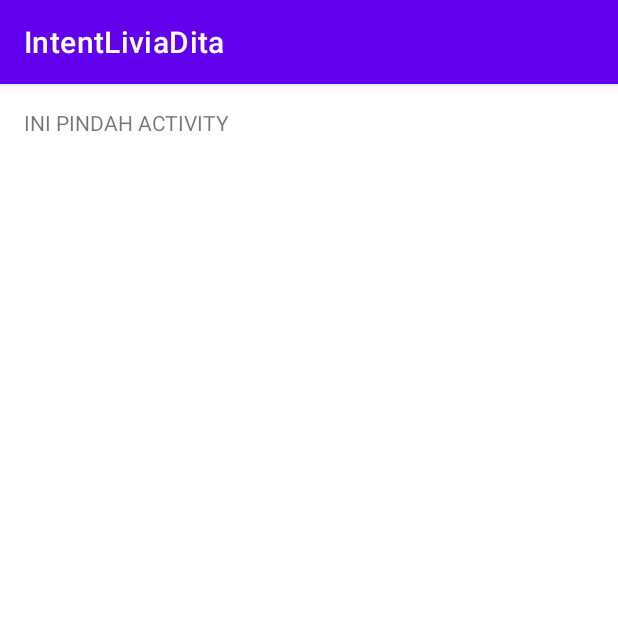
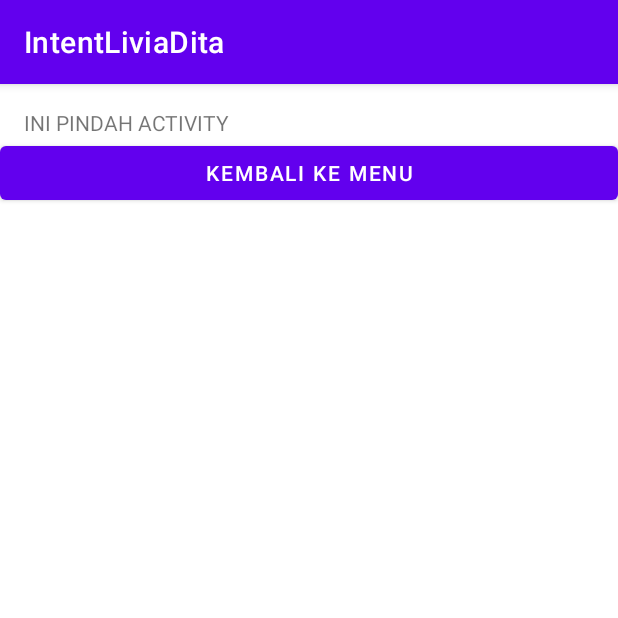
Before and after one commit to ErgiAr/IntentLiviaDita, an Android app: the screen it shows after launch (MoveActivity), after a tap on "PINDAH ACTIVITY", on a phone screen of 412 x 824 dp, the top half of it. Run offline under Robolectric (Android 15) with nearby library versions, the phone set to English and light mode, and no system bars.

Commit message:
Intent Livia Dita
Lanjutan latihan intent 4 button dan 1 text

```diff
--- a/app/src/main/AndroidManifest.xml
+++ b/app/src/main/AndroidManifest.xml
@@ -9,6 +9,9 @@
         android:roundIcon="@mipmap/ic_launcher_round"
         android:supportsRtl="true"
         android:theme="@style/Theme.IntentLiviaDita">
+        <activity
+            android:name=".MoveForResultActivity"
+            android:exported="false" />
         <activity
             android:name=".MoveWithDataActivity"
             android:exported="false" />
--- a/app/src/main/java/com/dita/intentliviadita/MainActivity.kt
+++ b/app/src/main/java/com/dita/intentliviadita/MainActivity.kt
@@ -1,14 +1,19 @@
 package com.dita.intentliviadita
 
 import android.content.Intent
+import android.net.Uri
 import androidx.appcompat.app.AppCompatActivity
 import android.os.Bundle
 import android.view.View
 import android.widget.Button
+import android.widget.TextView
 
 class MainActivity : AppCompatActivity(), View.OnClickListener {
     private lateinit var btnMoveActivity: Button
     private lateinit var btnMoveWithData: Button
+    private lateinit var btnDialNumber: Button
+    private lateinit var btnResultFromActivity: Button
+    private lateinit var tvResult: TextView
 
     override fun onCreate(savedInstanceState: Bundle?) {
         super.onCreate(savedInstanceState)
@@ -19,6 +24,15 @@ class MainActivity : AppCompatActivity(), View.OnClickListener {
 
         btnMoveWithData = findViewById(R.id.btn_move_with_data)
         btnMoveWithData.setOnClickListener(this)
+
+        btnDialNumber = findViewById(R.id.btn_dial_number)
+        btnDialNumber.setOnClickListener(this)
+
+        btnResultFromActivity = findViewById(R.id.btn_result_from_activity)
+        btnResultFromActivity.setOnClickListener(this)
+
+        tvResult = findViewById(R.id.tv_result)
+        WarnaReceived()
     }
 
     override fun onClick(v: View?) {
@@ -36,7 +50,22 @@ class MainActivity : AppCompatActivity(), View.OnClickListener {
                     intent.putExtras(bundle)
                     startActivity(intent)
                 }
+                R.id.btn_dial_number -> run {
+                    var dialNumber = "088234039767"
+                    val intent = Intent(Intent.ACTION_DIAL, Uri.parse("tel:" + dialNumber))
+                    startActivity(intent)
+                }
+                R.id.btn_result_from_activity -> {
+                    val intent = Intent(this, MoveForResultActivity::class.java)
+                    startActivity(intent)
+                }
             }
         }
     }
+
+    private fun WarnaReceived() {
+        val bundle = intent.extras
+        val warna = bundle?.getString("Warna")
+        tvResult.text = warna
+    }
 }
--- a/app/src/main/java/com/dita/intentliviadita/MoveActivity.kt
+++ b/app/src/main/java/com/dita/intentliviadita/MoveActivity.kt
@@ -1,11 +1,30 @@
 package com.dita.intentliviadita
 
+import android.content.Intent
 import androidx.appcompat.app.AppCompatActivity
 import android.os.Bundle
+import android.view.View
+import android.widget.Button
 
-class MoveActivity : AppCompatActivity() {
+class MoveActivity : AppCompatActivity(), View.OnClickListener {
+    private lateinit var btnBack: Button
+
     override fun onCreate(savedInstanceState: Bundle?) {
         super.onCreate(savedInstanceState)
         setContentView(R.layout.activity_move)
+
+        btnBack = findViewById(R.id.back_menu)
+        btnBack.setOnClickListener(this)
+    }
+
+    override fun onClick(v: View?) {
+        if (v != null) {
+            when (v.id) {
+                R.id.back_menu -> run {
+                    val intent = Intent(this, MainActivity::class.java)
+                    startActivity(intent)
+                }
+            }
+        }
     }
 }
--- a/app/src/main/res/layout/activity_move.xml
+++ b/app/src/main/res/layout/activity_move.xml
@@ -11,5 +11,13 @@
         android:layout_height="wrap_content"
         android:text="@string/this_ismove_activity"
         android:layout_marginTop="@dimen/activity_vertical_margin"
-        android:layout_marginLeft="@dimen/activity_horizontal_margin"/>
+        android:layout_marginLeft="@dimen/activity_horizontal_margin"
+        android:id="@+id/text" />
+    <Button
+        android:layout_width="match_parent"
+        android:layout_height="wrap_content"
+        android:text="@string/back_menu"
+        android:layout_marginBottom="@dimen/activity_vertical_margin"
+        android:id="@+id/back_menu"
+        android:layout_below="@+id/text"/>
 </RelativeLayout>
```
Also changed, not shown: app/src/main/java/com/dita/intentliviadita/MoveForResultActivity.kt (added, +32 -0 lines), app/src/main/java/com/dita/intentliviadita/MoveWithDataActivity.kt (+20 -1 lines), app/src/main/res/layout/activity_main.xml (+19 -2 lines), app/src/main/res/layout/activity_move_for_result.xml (added, +59 -0 lines), app/src/main/res/layout/activity_move_with_data.xml (+9 -1 lines), app/src/main/res/values/strings.xml (+7 -4 lines).
